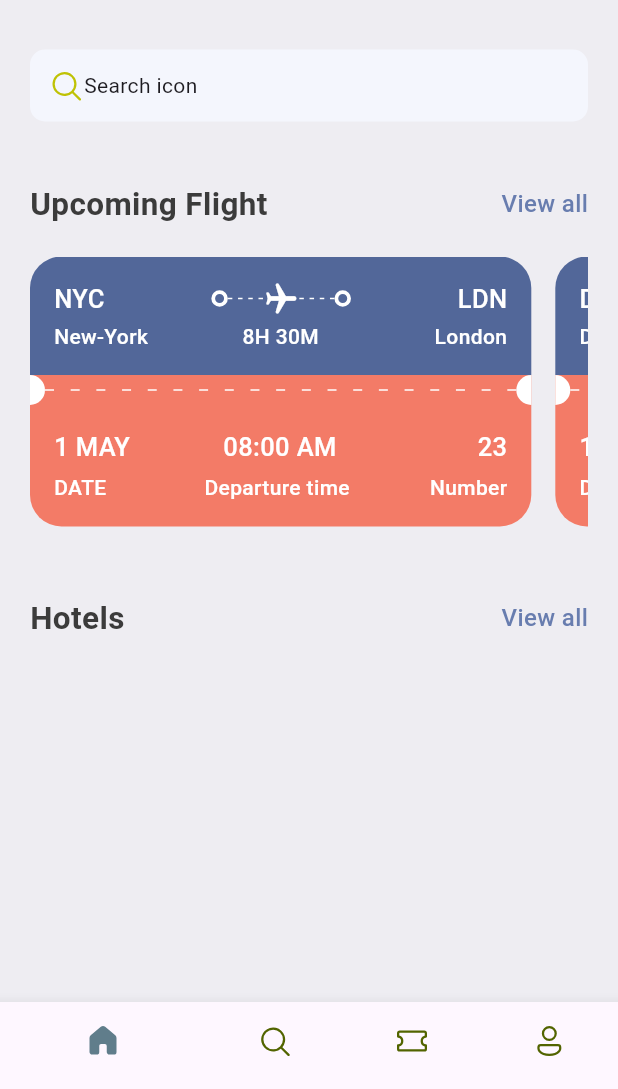
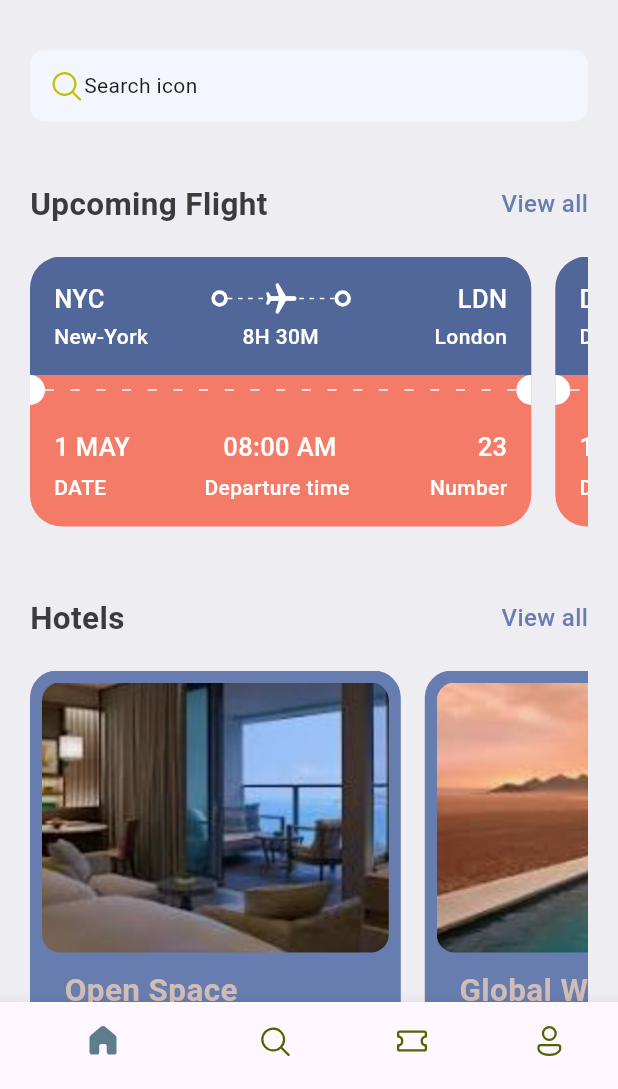
Before and after one commit to sithumoemyint-code/flutter_course_absolute_beginners, a Flutter app: the screen it shows after launch, on a phone screen of 412 x 824 dp, the part 147-1236 px from its top. Run offline on Flutter 3.47's test engine with Material 3 defaults, Android fonts, the phone set to English and light mode, and no system bars; our stand-ins replace fluentui_icons.

Commit message:
hotel list design

```diff
--- a/lib/base/res/media.dart
+++ b/lib/base/res/media.dart
@@ -1,4 +1,5 @@
 class AppMedia {
   static const _baseImage = "assets/images";
   static const logo = "$_baseImage/logo.png";
+  static const hotelRoom = "$_baseImage/hotel_room.png";
 }
--- a/lib/base/res/styles/app_styles.dart
+++ b/lib/base/res/styles/app_styles.dart
@@ -8,6 +8,7 @@ class AppStyles {
   static Color textColor = const Color(0xFF3b3b3b);
   static Color ticketBlue = const Color(0xFF526799);
   static Color ticketOrange = const Color(0xFFf37b67);
+  static Color kakiColor = const Color(0xFFd2bdb6);
 
   static TextStyle textStyle = TextStyle(
     fontSize: 16,
--- a/lib/base/utils/all_json.dart
+++ b/lib/base/utils/all_json.dart
@@ -80,3 +80,24 @@ List<Map<String, dynamic>> ticketList = [
     "number": 99,
   },
 ];
+
+List<Map<String, dynamic>> hotelList = [
+  {
+    'image': 'hotel_room_view_1.png',
+    'place': 'Open Space',
+    'destination': 'London',
+    'price': 25,
+  },
+  {
+    'image': 'hotel_room_view_2.png',
+    'place': 'Global Will',
+    'destination': 'London',
+    'price': 40,
+  },
+  {
+    'image': 'hotel_room_view_3.png',
+    'place': 'Tallest Building',
+    'destination': 'Dubai',
+    'price': 68,
+  },
+];
--- a/lib/screens/home_screen.dart
+++ b/lib/screens/home_screen.dart
@@ -2,7 +2,7 @@ import 'package:fluentui_icons/fluentui_icons.dart';
 import 'package:flutter/material.dart';
 import 'package:my_app/base/res/media.dart' show AppMedia;
 import 'package:my_app/base/res/styles/app_styles.dart' show AppStyles;
-import 'package:my_app/base/utils/all_json.dart' show ticketList;
+import 'package:my_app/base/utils/all_json.dart' show ticketList, hotelList;
 import 'package:my_app/base/widgets/app_double_text.dart' show AppDoubleText;
 import 'package:my_app/base/widgets/ticket_view.dart' show TicketView;
 import 'package:my_app/routes/routes.dart' show AppRoutes;
@@ -26,6 +26,7 @@ class _HomeScreenState extends State<HomeScreen> {
           Container(
             padding: const EdgeInsets.symmetric(horizontal: 20),
             child: Column(
+              crossAxisAlignment: CrossAxisAlignment.start,
               children: [
                 Row(
                   mainAxisAlignment: MainAxisAlignment.spaceBetween,
@@ -83,6 +84,7 @@ class _HomeScreenState extends State<HomeScreen> {
                   scrollDirection: Axis.horizontal,
                   child: Row(
                     children: ticketList
+                        .take(3)
                         .map((singleTicket) => TicketView(ticket: singleTicket))
                         .toList(),
                   ),
@@ -93,7 +95,16 @@ class _HomeScreenState extends State<HomeScreen> {
                   smallText: 'View all',
                   func: () => {},
                 ),
-                Hotel(),
+                const SizedBox(height: 20),
+                SingleChildScrollView(
+                  scrollDirection: Axis.horizontal,
+                  child: Row(
+                    children: hotelList
+                        .take(2)
+                        .map((hotel) => Hotel(hotel: hotel))
+                        .toList(),
+                  ),
+                ),
               ],
             ),
           ),
--- a/lib/screens/widgets/hotel.dart
+++ b/lib/screens/widgets/hotel.dart
@@ -1,10 +1,79 @@
-import 'package:flutter/cupertino.dart';
+import 'package:flutter/material.dart';
+import 'package:my_app/base/res/styles/app_styles.dart' show AppStyles;
 
 class Hotel extends StatelessWidget {
-  const Hotel({super.key});
+  final Map<String, dynamic> hotel;
+
+  const Hotel({super.key, required this.hotel});
 
   @override
   Widget build(BuildContext context) {
-    return Container();
+    final size = MediaQuery.of(context).size;
+    return Container(
+      padding: const EdgeInsets.all(8.0),
+      width: size.width * 0.6,
+      height: 350,
+      margin: const EdgeInsets.only(right: 16),
+      decoration: BoxDecoration(
+        color: AppStyles.primaryColor,
+        borderRadius: BorderRadius.circular(18),
+      ),
+      child: Column(
+        children: [
+          Container(
+            decoration: BoxDecoration(
+              color: AppStyles.primaryColor,
+              borderRadius: BorderRadius.circular(24),
+            ),
+            child: Column(
+              crossAxisAlignment: CrossAxisAlignment.start,
+              children: [
+                Container(
+                  height: 180,
+                  decoration: BoxDecoration(
+                    color: AppStyles.primaryColor,
+                    borderRadius: BorderRadius.circular(12),
+                    image: DecorationImage(
+                      fit: BoxFit.cover,
+                      image: AssetImage('assets/images/${hotel['image']}'),
+                    ),
+                  ),
+                ),
+                const SizedBox(height: 10),
+                Padding(
+                  padding: const EdgeInsets.only(left: 15),
+                  child: Text(
+                    hotel["place"],
+                    style: AppStyles.headLineStyle2.copyWith(
+                      color: AppStyles.kakiColor,
+                    ),
+                  ),
+                ),
+                const SizedBox(height: 5),
+                Padding(
+                  padding: const EdgeInsets.only(left: 15),
+                  child: Text(
+                    hotel["place"],
+                    style: AppStyles.headLineStyle4.copyWith(
+                      color: Colors.white,
+                    ),
+                  ),
+                ),
+                const SizedBox(height: 5),
+                Padding(
+                  padding: const EdgeInsets.only(left: 15),
+                  child: Text(
+                    "\$ ${hotel["price"]}/night",
+                    style: AppStyles.headLineStyle2.copyWith(
+                      color: AppStyles.kakiColor,
+                    ),
+                  ),
+                ),
+              ],
+            ),
+          ),
+        ],
+      ),
+    );
   }
 }
```
